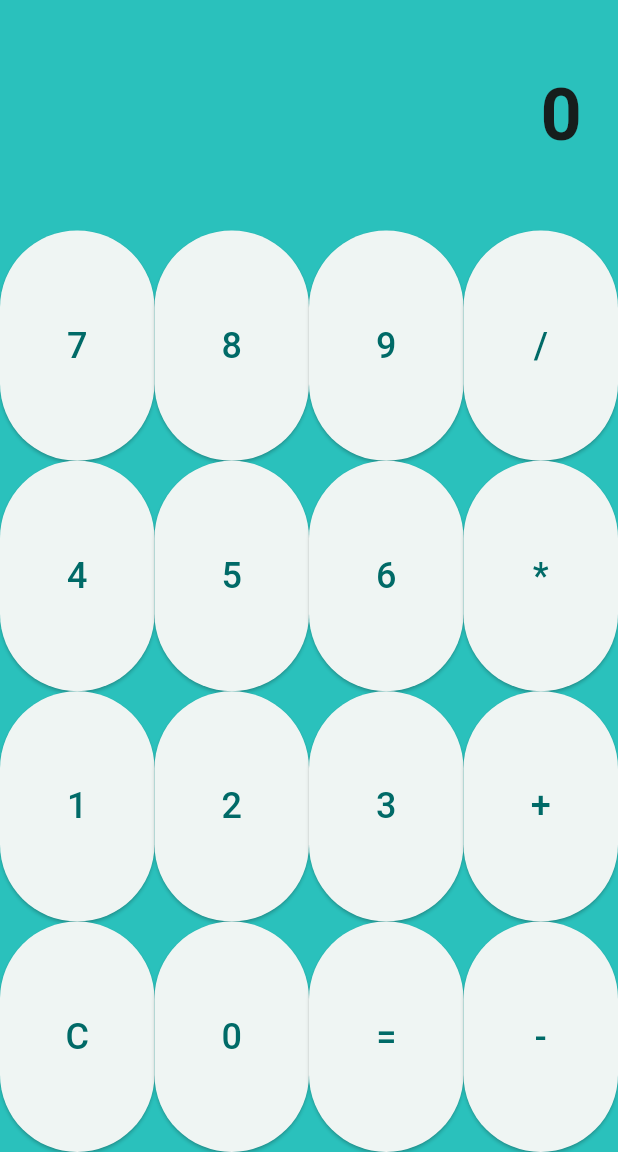
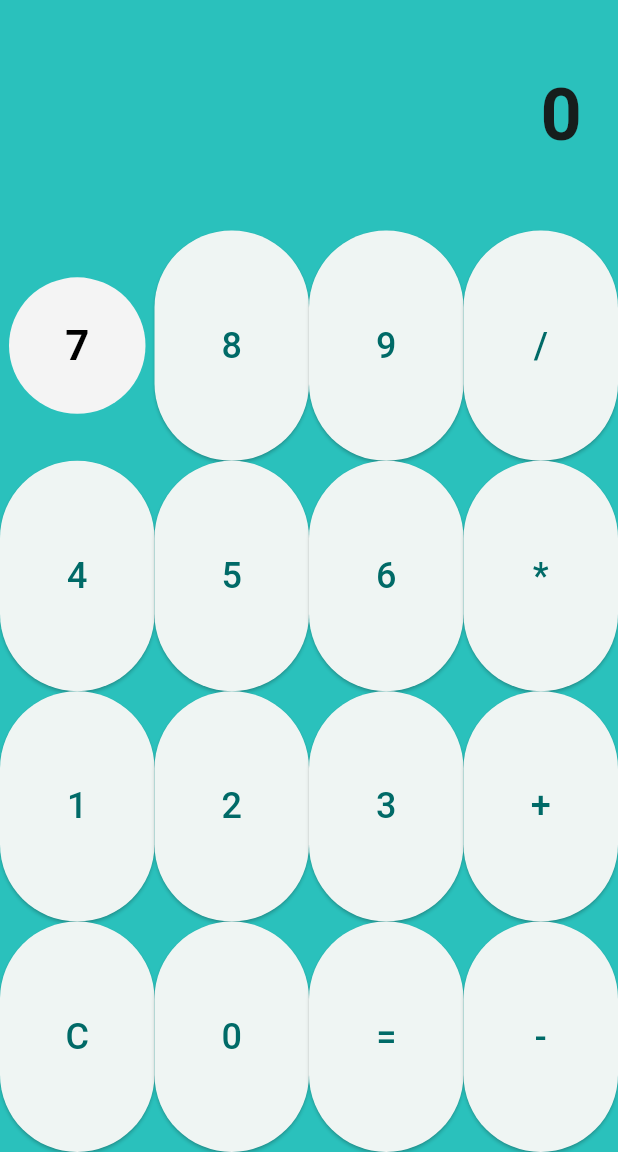
Before and after one commit to princebyun/flutter-calculator-8, a Flutter app: the screen it shows after launch, on a phone screen of 412 x 824 dp, the part 84-1236 px from its top. Run offline on Flutter 3.47's test engine with Material 3 defaults, Android fonts, the phone set to English and light mode, and no system bars.

Commit message:
design : 계산기 숫자 버튼 디자인

```diff
--- a/lib/main.dart
+++ b/lib/main.dart
@@ -33,7 +33,31 @@ class MyHomePage extends StatefulWidget {
 }
 
 class _MyHomePageState extends State<MyHomePage> {
-  int _counter = 0;
+  int counter = 0;
+
+  Widget _buildCalcButton(String text, {int flex = 1}) {
+    return Expanded(
+      flex: flex,
+      child: Padding(
+        padding: const EdgeInsets.all(6.0),
+        child: ElevatedButton(
+          onPressed: () => print(text),
+          style: ElevatedButton.styleFrom(
+            backgroundColor: Color(0xFFF4F4F4),
+            foregroundColor: Colors.black,
+            shape: const CircleBorder(),
+            padding: const EdgeInsets.all(20),
+            elevation: 0,
+            textStyle: const TextStyle(
+              fontSize: 28,
+              fontWeight: FontWeight.bold,
+            ),
+          ),
+          child: Text(text),
+        ),
+      ),
+    );
+  }
 
   @override
   Widget build(BuildContext context) {
@@ -60,7 +84,8 @@ class _MyHomePageState extends State<MyHomePage> {
             child: Row(
               crossAxisAlignment: CrossAxisAlignment.stretch,
               children: <Widget>[
-                Expanded(
+                _buildCalcButton('7'),
+                /* Expanded(
                   flex: 1,
                   child: ElevatedButton(
                     onPressed: () {
@@ -68,7 +93,7 @@ class _MyHomePageState extends State<MyHomePage> {
                     },
                     child: Text('7', style: TextStyle(fontSize: 24)),
                   ),
-                ),
+                ),*/
                 Expanded(
                   flex: 1,
                   child: ElevatedButton(
```
